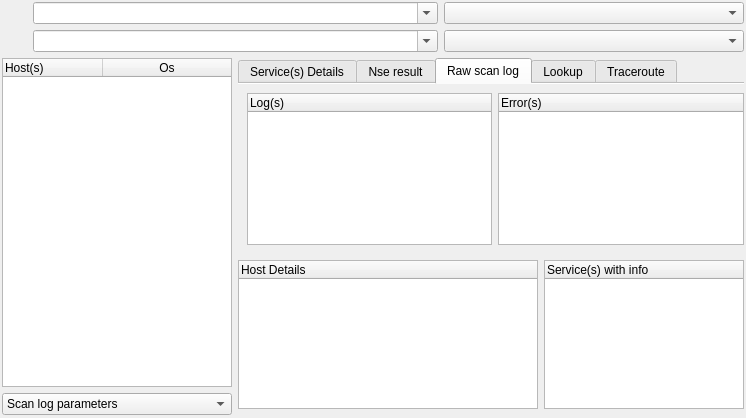
Before: the Qt Designer form src/app/ui/scanwidget.ui in nmapsi4/nmapsi4, drawn with Qt 5.
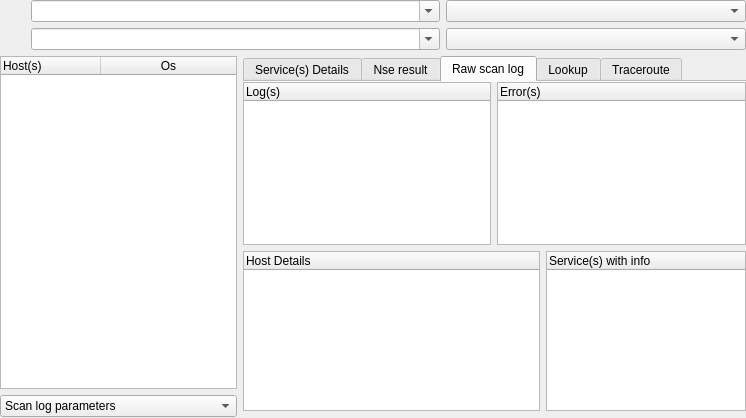
After: the same form once the commit is applied. The open tabs and pages were chosen to show the change. Icons and pictures are not drawn.

```diff
--- a/src/app/ui/scanwidget.ui
+++ b/src/app/ui/scanwidget.ui
@@ -15,7 +15,7 @@
   </property>
   <layout class="QGridLayout" name="gridLayout">
    <property name="margin">
-    <number>2</number>
+    <number>0</number>
    </property>
    <item row="0" column="0" colspan="2">
     <widget class="QFrame" name="frameScan">
@@ -609,7 +609,7 @@
           <string>Raw scan log</string>
          </attribute>
          <layout class="QVBoxLayout" name="verticalLayout_2">
-          <property name="rightMargin">
+          <property name="margin">
            <number>0</number>
           </property>
           <item>
```
